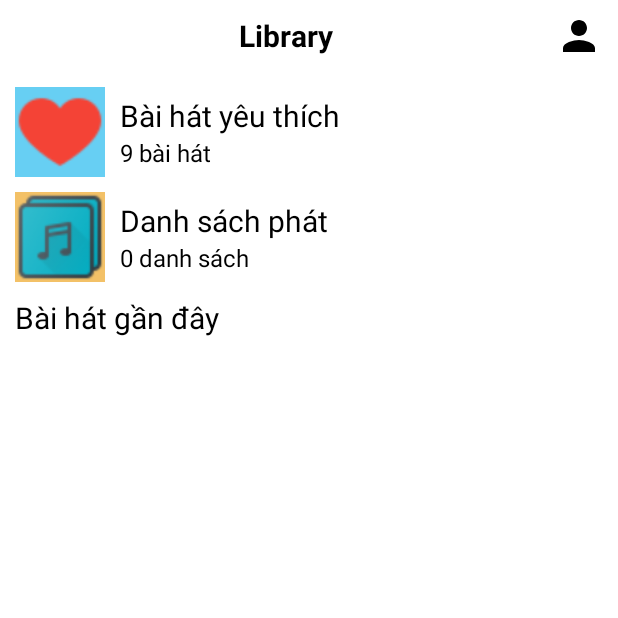
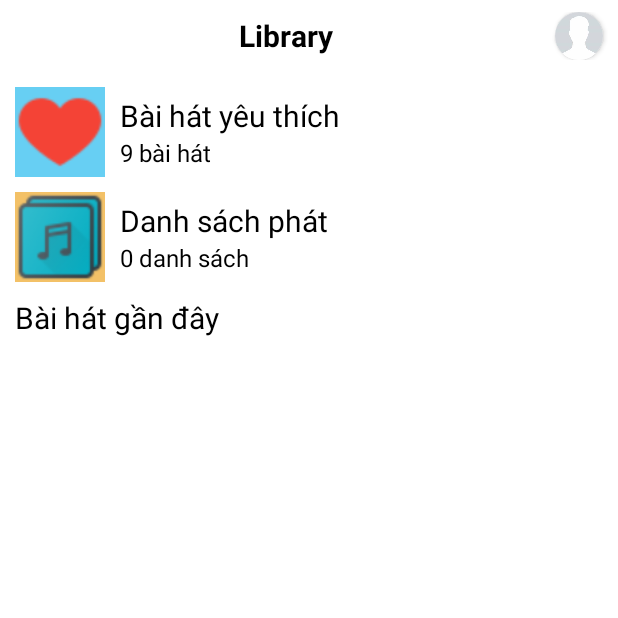
Before and after one commit to LuPan2003/Du_An_APP_SOUNDBOX, an Android app: the fragment LibraryFragment placed in its activity, on a phone screen of 412 x 824 dp, the top half of it. Run offline under Robolectric (Android 15) with nearby library versions, the phone set to English and light mode, and no system bars; our stand-ins replace AdMob, Firebase (no records; nobody signed in at launch, a user with empty details on screens opened directly); libraries missing offline, so code that uses them is left out: com.afollestad.materialdialogs; pictures from the network do not load; 3 statements that could not run were skipped.

Commit message:
Chức năng nhỏ

```diff
--- a/app/src/main/java/com/example/soundbox_du_an_md31/Fragment/LibraryFragment.java
+++ b/app/src/main/java/com/example/soundbox_du_an_md31/Fragment/LibraryFragment.java
@@ -1,5 +1,6 @@
 package com.example.soundbox_du_an_md31.Fragment;
 
+import android.net.Uri;
 import android.os.Bundle;
 
 import androidx.annotation.NonNull;
@@ -8,6 +9,7 @@ import androidx.fragment.app.Fragment;
 import androidx.fragment.app.FragmentManager;
 import androidx.fragment.app.FragmentTransaction;
 
+import android.util.Log;
 import android.view.LayoutInflater;
 import android.view.View;
 import android.view.ViewGroup;
@@ -16,6 +18,7 @@ import android.widget.LinearLayout;
 import android.widget.TextView;
 import android.widget.Toast;
 
+import com.bumptech.glide.Glide;
 import com.example.soundbox_du_an_md31.Activity.MainActivity;
 import com.example.soundbox_du_an_md31.R;
 import com.google.android.gms.tasks.OnCompleteListener;
@@ -34,7 +37,7 @@ import com.google.firebase.firestore.QuerySnapshot;
 
 public class LibraryFragment extends Fragment {
     private MainActivity mainActivity;
-    private ImageView profile;
+    private ImageView profile,imgavatar;
     private TextView soLuongAlbum;
     private LinearLayout album;
 
@@ -51,6 +54,10 @@ public class LibraryFragment extends Fragment {
         if(user == null){
             soLuongAlbum.setText("0 danh sách");
         }else{
+            Uri photoUrl = user.getPhotoUrl();
+
+            Glide.with(getContext()).load(photoUrl).error(R.drawable.avata).into(profile);
+            Log.d("image", "onCreateView: "+ photoUrl);
             FirebaseDatabase database = FirebaseDatabase.getInstance();
             DatabaseReference musicRef = database.getReference("album");
             DatabaseReference albumRef = musicRef.child(user.getUid());
--- a/app/src/main/java/com/example/soundbox_du_an_md31/Fragment/ProfileFragment.java
+++ b/app/src/main/java/com/example/soundbox_du_an_md31/Fragment/ProfileFragment.java
@@ -15,6 +15,7 @@ import androidx.fragment.app.Fragment;
 import androidx.fragment.app.FragmentManager;
 import androidx.fragment.app.FragmentTransaction;
 
+import android.util.Log;
 import android.view.LayoutInflater;
 import android.view.View;
 import android.view.ViewGroup;
@@ -103,6 +104,7 @@ public class ProfileFragment extends Fragment {
         String name = user.getDisplayName();
         String email = user.getEmail();
         Uri photoUrl = user.getPhotoUrl();
+        Log.d("image1", "setProfile: "+ photoUrl);
 
         if (name == null) {
             tv_name.setVisibility(View.GONE);
--- a/app/src/main/res/layout/fragment_library.xml
+++ b/app/src/main/res/layout/fragment_library.xml
@@ -3,6 +3,7 @@
     xmlns:tools="http://schemas.android.com/tools"
     android:layout_width="match_parent"
     android:layout_height="match_parent"
+    xmlns:app="http://schemas.android.com/apk/res-auto"
     tools:context=".Fragment.LibraryFragment"
     android:orientation="vertical">
 
@@ -26,13 +27,19 @@
             android:textColor="@color/black"
             android:layout_marginLeft="10dp"
             />
-            <ImageView
+            <androidx.cardview.widget.CardView
+                android:layout_marginRight="10dp"
                 android:layout_width="32dp"
                 android:layout_height="32dp"
-                android:id="@+id/icon_profile"
-                android:src="@drawable/ic_person_black"
-                android:layout_marginRight="10dp"
-                />
+                app:cardCornerRadius="25dp">
+                <ImageView
+                    android:layout_width="32dp"
+                    android:layout_height="match_parent"
+                    android:id="@+id/icon_profile"
+                    android:src="@drawable/ic_person_black"
+
+                    />
+            </androidx.cardview.widget.CardView>
     </LinearLayout>
     <androidx.core.widget.NestedScrollView
         android:layout_width="match_parent"
@@ -84,6 +91,7 @@
                 android:gravity="center_vertical"
                 android:layout_marginBottom="10dp">
                 <ImageView
+
                     android:layout_width="60dp"
                     android:layout_height="60dp"
                     android:src="@drawable/icons_album_48"
@@ -125,6 +133,9 @@
                 android:id="@+id/rcv_list"
                 />
         </LinearLayout>
+
+
+
     </androidx.core.widget.NestedScrollView>
 
 </LinearLayout>
```
Also changed, not shown: app/src/main/java/com/example/soundbox_du_an_md31/Activity/LoginActivity.java (+46 -0 lines).
